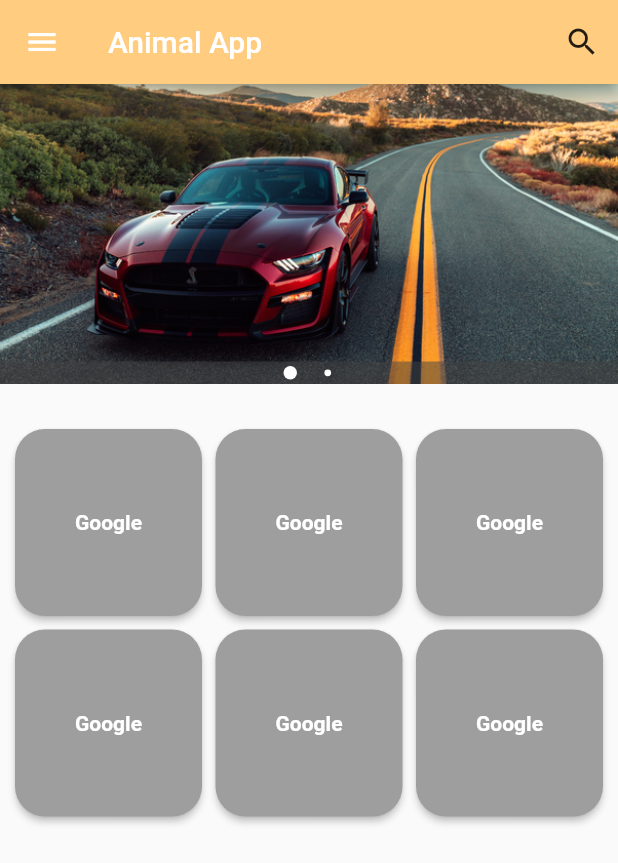
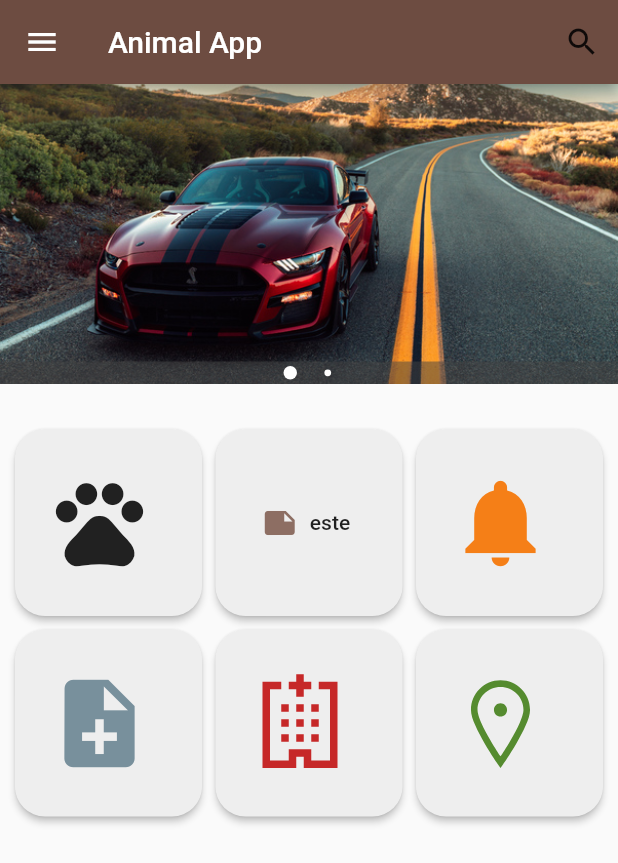
Before and after one commit to samtts14/PetsCare, a Flutter app: the screen it shows once a user with an empty profile is signed in, on a phone screen of 412 x 824 dp. Shown: the top 863 px of the screen. Run offline on Flutter 3.47's test engine with Material 2 defaults, Android fonts, the phone set to English and light mode, and no system bars; drawn by our look-alikes of carousel_pro; our stand-ins replace firebase_auth, flutter_spinkit, line_awesome_icons, simple_animations; accounts and stored records are empty.

Commit message:
Se agregan los iconos al menu principal y se empieza a trabajar con el apartado de notas

```diff
--- a/app_tesis/lib/main.dart
+++ b/app_tesis/lib/main.dart
@@ -1,10 +1,11 @@
-//import 'package:app_tesis/screen/login2.dart';
+import 'package:app_tesis/screen/notas.dart';
 import 'package:app_tesis/models/user.dart';
 import 'package:app_tesis/screen/auth.dart';
 import 'package:app_tesis/screen/authenticate/login2.dart';
 import 'package:app_tesis/screen/wrapper.dart';
 import 'package:flutter/material.dart';
 import 'package:provider/provider.dart';
+
 
 
 
@@ -23,6 +24,7 @@ class MyApp extends StatelessWidget{
 
       child: MaterialApp(
         home: Wrapper(),
+        // SaveNote(texto: TextStorage()),
       ),
     );
   }
--- a/app_tesis/lib/screen/menu.dart
+++ b/app_tesis/lib/screen/menu.dart
@@ -2,6 +2,7 @@ import 'package:app_tesis/screen/auth.dart';
 import 'package:flutter/material.dart';
 import 'package:carousel_pro/carousel_pro.dart';
 import 'package:provider/single_child_widget.dart';
+import 'package:line_awesome_icons/line_awesome_icons.dart';
 
 
 
@@ -12,6 +13,7 @@ class MenuCentral extends StatefulWidget {
 }
 
 class _MenuCentralState extends State<MenuCentral>{
+   final AuthService _auth = AuthService();
 
   @override
   Widget build(BuildContext context) {
@@ -35,7 +37,7 @@ class _MenuCentralState extends State<MenuCentral>{
   );
     return Scaffold(
        appBar: new AppBar(
-        backgroundColor: Colors.orange[200], //Color del bacground del titulo
+        backgroundColor: Colors.brown[600], //Color del bacground del titulo
         title:Text('Animal App') ,// Titulo de la app en el home page
         actions: <Widget>[
           new IconButton(icon: Icon(Icons.search, color: Colors.black87,), onPressed: (){})//boton de buscar
@@ -59,7 +61,7 @@ class _MenuCentralState extends State<MenuCentral>{
             ),
 
             decoration: new BoxDecoration(//color menu lateral
-              color: Colors.purple[300]
+              color: Colors.brown[600]
             ),
             ),
             // Boddy
@@ -108,7 +110,7 @@ class _MenuCentralState extends State<MenuCentral>{
 
              InkWell(
               onTap: () async {
-                //await _auth.signOut();
+                await _auth.signOut();
               },//Boton home menu lateral
               child: ListTile(
                 title: Text('Cerrar sesión'),
@@ -134,73 +136,79 @@ class _MenuCentralState extends State<MenuCentral>{
             padding: const EdgeInsets.all(10), // separa los botones del borde de la pantalla.
             children: <Widget>[
                 Container(
-               child: RaisedButton(
+               child: RaisedButton.icon(
+                    icon: Icon(Icons.pets, size: 70, color: Colors.grey[900],),
+                    label: Text(""),
                     shape: RoundedRectangleBorder(// bordes
                     borderRadius: new BorderRadius.circular(20),
-                    //side: BorderSide(color: Colors.red)
+                   // side: BorderSide(color: Colors.red)
                     ),
-                    color: Colors.grey,
-                    child: Text("Google", style: TextStyle(color: Colors.white, fontWeight: FontWeight.bold),),
+                    color: Colors.grey[200],
                     onPressed: () async{
                     },
                   ),
               ),
                Container(
-               child: RaisedButton(
+               child: RaisedButton.icon(
+                    icon: Icon(Icons.note, color: Colors.brown[400]),
+                    label: Text("este"),
                     shape: RoundedRectangleBorder(// bordes
                     borderRadius: new BorderRadius.circular(20),
-                    //side: BorderSide(color: Colors.red)
+                   // side: BorderSide(color: Colors.red)
                     ),
-                    color: Colors.grey,
-                    child: Text("Google", style: TextStyle(color: Colors.white, fontWeight: FontWeight.bold),),
+                    color: Colors.grey[200],
                     onPressed: () async{
                     },
                   ),
               ),
                Container(
-               child: RaisedButton(
+               child: RaisedButton.icon(
+                    icon: Icon(Icons.notifications, size: 70, color: Colors.yellow[900]),
+                    label: Text(""),
                     shape: RoundedRectangleBorder(// bordes
                     borderRadius: new BorderRadius.circular(20),
-                    //side: BorderSide(color: Colors.red)
+                   // side: BorderSide(color: Colors.red)
                     ),
-                    color: Colors.grey,
-                    child: Text("Google", style: TextStyle(color: Colors.white, fontWeight: FontWeight.bold),),
+                    color: Colors.grey[200],
                     onPressed: () async{
                     },
                   ),
               ),
               Container(
-               child: RaisedButton(
+               child: RaisedButton.icon(
+                    icon: Icon(Icons.note_add, size: 70, color: Colors.blueGrey[400],),
+                    label: Text(""),
                     shape: RoundedRectangleBorder(// bordes
                     borderRadius: new BorderRadius.circular(20),
-                    //side: BorderSide(color: Colors.red)
+                   // side: BorderSide(color: Colors.red)
                     ),
-                    color: Colors.grey,
-                    child: Text("Google", style: TextStyle(color: Colors.white, fontWeight: FontWeight.bold),),
+                    color: Colors.grey[200],
                     onPressed: () async{
                     },
                   ),
               ),
                Container(
-               child: RaisedButton(
+               child: RaisedButton.icon(
+                    icon: Icon(LineAwesomeIcons.hospital_o, size: 80, color: Colors.red[800]),
+                    label: Text(""),
                     shape: RoundedRectangleBorder(// bordes
                     borderRadius: new BorderRadius.circular(20),
-                    //side: BorderSide(color: Colors.red)
+                   // side: BorderSide(color: Colors.red)
                     ),
-                    color: Colors.grey,
-                    child: Text("Google", style: TextStyle(color: Colors.white, fontWeight: FontWeight.bold),),
+                    color: Colors.grey[200],
                     onPressed: () async{
                     },
                   ),
               ),
               Container(
-               child: RaisedButton(
+               child: RaisedButton.icon(
+                    icon: Icon(LineAwesomeIcons.map_marker, size: 70, color:Colors.lightGreen[800]),
+                    label: Text(""),
                     shape: RoundedRectangleBorder(// bordes
                     borderRadius: new BorderRadius.circular(20),
-                    //side: BorderSide(color: Colors.red)
+                   // side: BorderSide(color: Colors.red)
                     ),
-                    color: Colors.grey,
-                    child: Text("Google", style: TextStyle(color: Colors.white, fontWeight: FontWeight.bold),),
+                    color: Colors.grey[200],
                     onPressed: () async{
                     },
                   ),
--- a/app_tesis/pubspec.yaml
+++ b/app_tesis/pubspec.yaml
@@ -27,6 +27,11 @@ dependencies:
   flutter_spinkit: "^4.1.1"
   google_sign_in: ^4.1.1
   cloud_firestore: ^0.13.0+1
+  path_provider: ^1.4.0
+  open_file: ^2.0.3
+  fluttertoast: ^3.1.3
+  line_awesome_icons: ^1.0.4+2
+
 
 
   # The following adds the Cupertino Icons font to your application.
```
Also changed, not shown: app_tesis/lib/screen/authenticate/sign_up.dart (+4 -14 lines), app_tesis/lib/screen/notas.dart (added, +170 -0 lines), app_tesis/lib/screen/wrapper.dart (line endings or trailing spaces). Lines whose indentation alone changed are shown as unchanged.
